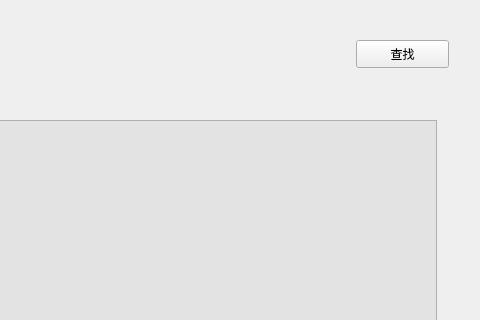
Before: the Qt Designer form UI/Search.ui in ZxxWs/CppClassDesign, drawn with Qt 5; both pictures show x 604 to 1084 and y 0 to 320 of the 1084 by 640 pixel window.
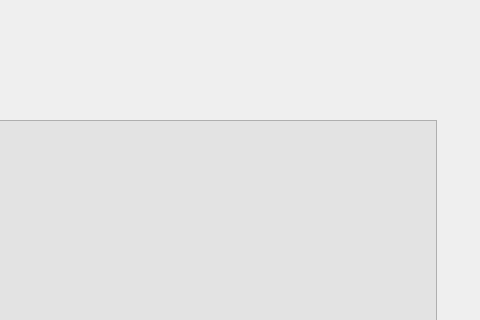
After: the same form once the commit is applied.

```diff
--- a/UI/Search.ui
+++ b/UI/Search.ui
@@ -33,19 +33,6 @@
     </rect>
    </property>
   </widget>
-  <widget class="QPushButton" name="SearchButton">
-   <property name="geometry">
-    <rect>
-     <x>960</x>
-     <y>40</y>
-     <width>93</width>
-     <height>28</height>
-    </rect>
-   </property>
-   <property name="text">
-    <string>查找</string>
-   </property>
-  </widget>
   <widget class="QTableView" name="ShowTable">
    <property name="geometry">
     <rect>
```
